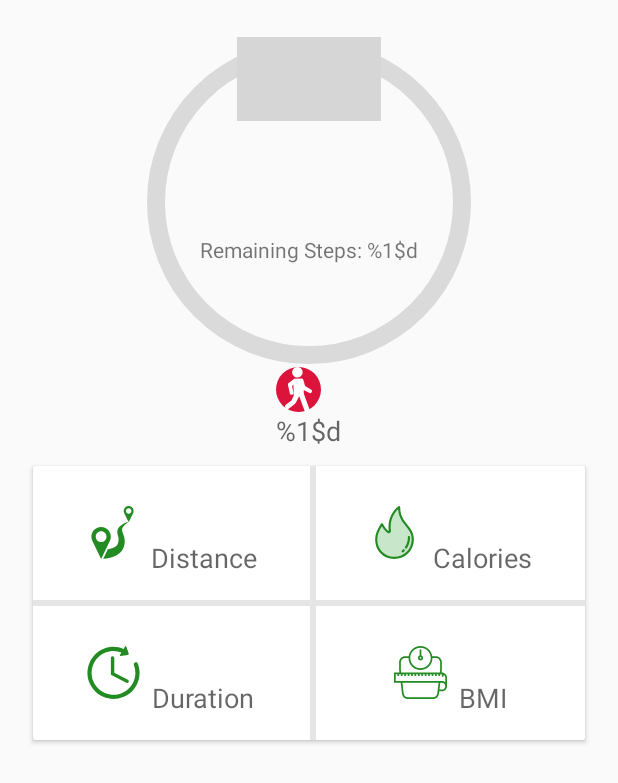
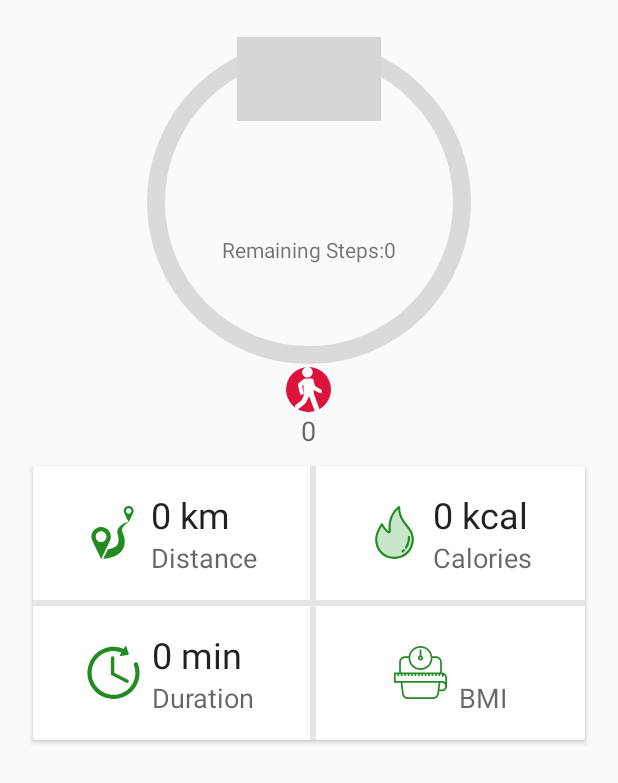
Before and after one commit to manvigupta1987/CapstoneStage2, an Android app: the layout fragment_main_activity.xml on its own in the app's theme, with its tools: preview values and no code run, on a phone screen of 412 x 824 dp. Shown: the top 783 px of the screen. Run offline under Robolectric (Android 15) with nearby library versions, the phone set to English and light mode, and no system bars.

Commit message:
review comment

```diff
--- a/app/build.gradle
+++ b/app/build.gradle
@@ -4,9 +4,9 @@ apply plugin: 'android-apt'
 android {
     signingConfigs {
         config {
-            keyAlias 'MyAndroidKey'
+            keyAlias 'walkmore'
             keyPassword 'walkmore'
-            storeFile file('/home/manvi/keystores/walkmore.jks')
+            storeFile file("$rootDir/keystore.jks")
             storePassword 'walkmore'
         }
     }
--- a/app/src/main/java/com/example/manvi/walkmore/ui/fragment/GoalDialogueFragment.java
+++ b/app/src/main/java/com/example/manvi/walkmore/ui/fragment/GoalDialogueFragment.java
@@ -42,7 +42,7 @@ public class GoalDialogueFragment extends DialogFragment {
                 String srt = input.getEditableText().toString();
                 if(!srt.equals("")) {
                     WalkMorePreferences.editDailyGoal(getActivity(), Integer.parseInt(srt));
-                    Toast.makeText(getActivity(), "Daily Goal Updated", Toast.LENGTH_SHORT).show();
+                    Toast.makeText(getActivity(),getString(R.string.goal_updated), Toast.LENGTH_SHORT).show();
                 }
             } // End of onClick(DialogInterface dialog, int whichButton)
         }); //End of alert.setPositiveButton
--- a/app/src/main/java/com/example/manvi/walkmore/utils/DialogueUtill.java
+++ b/app/src/main/java/com/example/manvi/walkmore/utils/DialogueUtill.java
@@ -32,7 +32,7 @@ public class DialogueUtill {
                 String srt = input.getEditableText().toString();
                 if(!srt.equals("")) {
                     WalkMorePreferences.editDailyGoal(context, Integer.parseInt(srt));
-                    Toast.makeText(context, "Daily Goal Updated", Toast.LENGTH_SHORT).show();
+                    Toast.makeText(context,context.getString(R.string.goal_updated), Toast.LENGTH_SHORT).show();
                 }
             } // End of onClick(DialogInterface dialog, int whichButton)
         }); //End of alert.setPositiveButton
--- a/app/src/main/java/com/example/manvi/walkmore/widget/FitnessWidgetIntentService.java
+++ b/app/src/main/java/com/example/manvi/walkmore/widget/FitnessWidgetIntentService.java
@@ -183,7 +183,6 @@ public class FitnessWidgetIntentService extends IntentService implements OnDataP
             final Value value = dataPoint.getValue(field);
             if (field.getName().equals("steps")) {
                 int steps = value.asInt();
-                Timber.i("=====================================Timeis=============================" + System.currentTimeMillis() + "Steps are "+ value.asInt());
                 WalkMorePreferences.updateLastDaySteps(this, steps);
                 WalkMorePreferences.setTotalSteps(this, steps);
                 int lastDaySteps = WalkMorePreferences.getLastDayTotalSteps(this);
--- a/app/src/main/res/layout/date_steps.xml
+++ b/app/src/main/res/layout/date_steps.xml
@@ -43,7 +43,7 @@
                 android:layout_height="wrap_content"
                 android:id="@+id/remainingSteps_Count"
                 android:layout_marginTop="@dimen/line_margin_top"
-                android:text="@string/remainingSteps"
+                android:text="@string/remainingSteps1"
                 android:layout_gravity="center_vertical|center_horizontal|clip_horizontal"/>
 
             <ImageView
@@ -73,7 +73,7 @@
             android:layout_width="wrap_content"
             android:layout_height="wrap_content"
             android:id="@+id/total_Steps"
-            android:text="@string/totalSteps"
+            android:text="@string/totalSteps1"
             android:textAppearance="@style/TextAppearance.AppCompat.Medium"
             android:layout_gravity="center"/>
         </LinearLayout>
--- a/app/src/main/res/layout/information.xml
+++ b/app/src/main/res/layout/information.xml
@@ -45,6 +45,7 @@
                 android:id="@+id/distance"
                 android:layout_width="wrap_content"
                 android:layout_height="wrap_content"
+                android:text="@string/distance1"
                 android:textAppearance="@style/TextAppearance.AppCompat.Headline" />
 
             <TextView
@@ -92,6 +93,7 @@
                 android:id="@+id/calorie_Count"
                 android:layout_width="wrap_content"
                 android:layout_height="wrap_content"
+                android:text="@string/calorie1"
                 android:textAppearance="@style/TextAppearance.AppCompat.Headline" />
 
             <TextView
@@ -139,6 +141,7 @@
                 android:id="@+id/duration"
                 android:layout_width="wrap_content"
                 android:layout_height="wrap_content"
+                android:text="@string/duration1"
                 android:textAppearance="@style/TextAppearance.AppCompat.Headline" />
 
             <TextView
--- a/app/src/main/res/values/strings.xml
+++ b/app/src/main/res/values/strings.xml
@@ -182,4 +182,11 @@
     <string name="distance_summary">change the units of distance</string>
     <string name="target_complete_message" tools:ignore="PluralsCandidate">Hey, I have completed<xliff:g id="steps">%1$d</xliff:g>steps. What is your count? Lets walk more buddy.</string>
     <string name="logout">Logout user!</string>
+
+    <string name="goal_updated">Daily Goal Updated</string>
+    <string name="remainingSteps1"> Remaining Steps:0</string>
+    <string name="totalSteps1">0</string>
+    <string name="distance1">0 km</string>
+    <string name="calorie1">0 kcal</string>
+    <string name="duration1">0 min</string>
 </resources>
```
Also changed, not shown: app/src/main/java/com/example/manvi/walkmore/data/WalkMorePreferences.java (+11 -4 lines), app/src/main/java/com/example/manvi/walkmore/ui/activity/MainActivity.java (+27 -2 lines), app/src/main/java/com/example/manvi/walkmore/ui/fragment/MainActivityFragment.java (+41 -18 lines), 2 other files.
